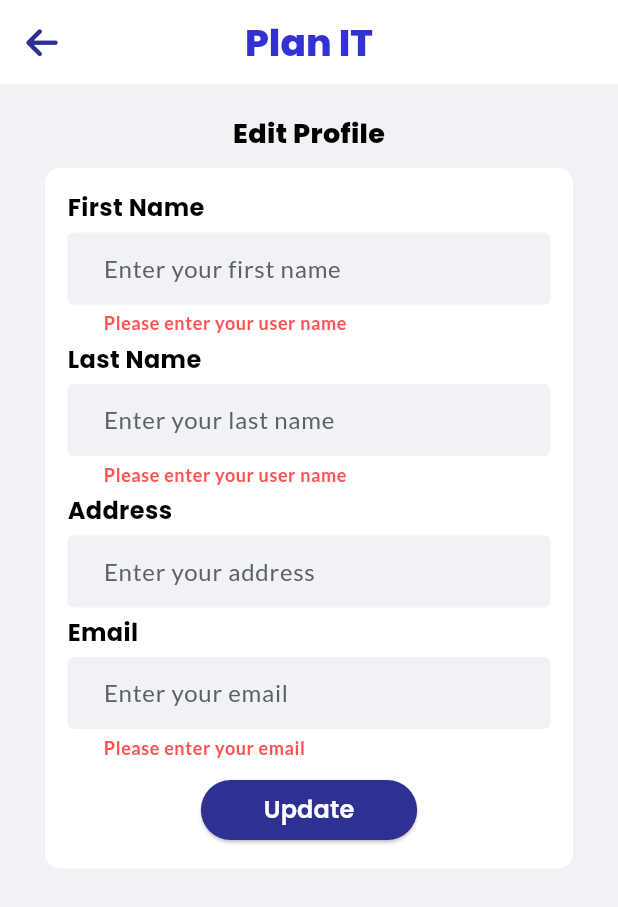
After one commit to Rayhan-Pervej/Task-Management, a Flutter app: the EditProfile screen opened directly, after a tap on "Update", on a phone screen of 412 x 824 dp. The commit adds this screen. Shown: the top 907 px of the screen. Run offline on Flutter 3.47's test engine with Material 3 defaults, Android fonts, the phone set to English and light mode, and no system bars; our stand-ins replace cloud_firestore, firebase_auth, firebase_core, font_awesome_flutter, google_fonts, google_nav_bar; missing offline and left inert: random_avatar; accounts and stored records are empty.

Commit message:
edit profile function complete

```diff
--- a/plan_it/lib/screens/pages/nav_bar.dart
+++ b/plan_it/lib/screens/pages/nav_bar.dart
@@ -25,7 +25,6 @@ class _NavbarState extends State<Navbar> {
 
   @override
   void initState() {
-    // TODO: implement initState
     firebase.collection('users').doc(auth.currentUser!.uid).get().then((value) {
       String firstName = value['firstName'];
       String lastName = value['lastName'];
--- /dev/null
+++ b/plan_it/lib/screens/pages/tabs/edit_profile.dart
@@ -0,0 +1,202 @@
+import 'package:cloud_firestore/cloud_firestore.dart';
+import 'package:firebase_auth/firebase_auth.dart';
+import 'package:flutter/material.dart';
+import 'package:font_awesome_flutter/font_awesome_flutter.dart';
+import '../../../components/input_widgets/input_field.dart';
+import '../../../services/utils/snackbar.dart';
+import '../../../services/utils/validators.dart';
+import '../../../theme/color.dart';
+import '../../../theme/text.dart';
+
+class EditProfile extends StatefulWidget {
+  const EditProfile({super.key});
+
+  @override
+  State<EditProfile> createState() => _EditProfileState();
+}
+
+class _EditProfileState extends State<EditProfile> {
+  final editFirstNameController = TextEditingController();
+  final editLastNameController = TextEditingController();
+  final editEmailController = TextEditingController();
+  final editAddressController = TextEditingController();
+  final editPasswordController = TextEditingController();
+  final editConfirmPasswordController = TextEditingController();
+  final auth = FirebaseAuth.instance;
+  final firebase = FirebaseFirestore.instance;
+  final formKey = GlobalKey<FormState>();
+
+  @override
+  void initState() {
+    super.initState();
+    fetchUserData();
+  }
+
+  void fetchUserData() {
+    firebase
+        .collection('users')
+        .doc(auth.currentUser!.uid)
+        .snapshots()
+        .listen((DocumentSnapshot userData) {
+      if (userData.exists) {
+        editFirstNameController.text = userData['firstName'];
+        editLastNameController.text = userData['lastName'];
+        editAddressController.text = userData['address'] ?? '';
+        editEmailController.text = userData['email'];
+      }
+    });
+  }
+
+  @override
+  Widget build(BuildContext context) {
+    final size = MediaQuery.of(context).size;
+    return Scaffold(
+        backgroundColor: MyColor.scaffoldColor,
+        appBar: AppBar(
+          leading: IconButton(
+            onPressed: () => Navigator.of(context).pop(),
+            icon: const Icon(
+              FontAwesomeIcons.arrowLeft,
+              color: MyColor.buttonBlue,
+            ),
+          ),
+          backgroundColor: MyColor.appbarColor,
+          centerTitle: true,
+          title: Text(
+            'Plan IT',
+            style: TextDesign().pageTitle.copyWith(fontSize: 25),
+          ),
+        ),
+        body: ListView(
+          padding: const EdgeInsets.only(top: 20),
+          children: [
+            Center(
+              child: Text(
+                'Edit Profile',
+                style: TextDesign().containerHeader,
+              ),
+            ),
+            const SizedBox(
+              height: 10,
+            ),
+            Center(
+              child: Container(
+                // width: 300,
+                margin: const EdgeInsets.symmetric(horizontal: 30),
+                decoration: BoxDecoration(
+                  borderRadius: BorderRadius.circular(10),
+                  color: MyColor.containerWhite,
+                ),
+                padding: const EdgeInsets.all(15),
+                child: Column(
+                  crossAxisAlignment: CrossAxisAlignment.start,
+                  children: [
+                    Form(
+                      key: formKey,
+                      child: Column(
+                        children: [
+                          InputField(
+                            controller: editFirstNameController,
+                            fieldLabel: "First Name",
+                            backgroundColor: MyColor.fieldGray,
+                            hintText: 'Enter your first name',
+                            validation: true,
+                            errorMessage: "",
+                            validatorClass: ValidatorClass().validateUserName,
+                          ),
+                          const SizedBox(
+                            height: 5,
+                          ),
+                          InputField(
+                            controller: editLastNameController,
+                            fieldLabel: "Last Name",
+                            backgroundColor: MyColor.fieldGray,
+                            hintText: 'Enter your last name',
+                            validation: true,
+                            errorMessage: "",
+                            validatorClass: ValidatorClass().validateUserName,
+                          ),
+                          const SizedBox(
+                            height: 5,
+                          ),
+                          InputField(
+                            controller: editAddressController,
+                            fieldLabel: "Address",
+                            backgroundColor: MyColor.fieldGray,
+                            hintText: 'Enter your address',
+                            validation: false,
+                            errorMessage: "",
+                          ),
+                          const SizedBox(
+                            height: 5,
+                          ),
+                          InputField(
+                            controller: editEmailController,
+                            fieldLabel: "Email",
+                            backgroundColor: MyColor.fieldGray,
+                            hintText: 'Enter your email',
+                            validation: true,
+                            errorMessage: "",
+                            validatorClass: ValidatorClass().validateEmail,
+                          ),
+                        ],
+                      ),
+                    ),
+                    const SizedBox(
+                      height: 10,
+                    ),
+                    Center(
+                      child: ElevatedButton(
+                        onPressed: () {
+                          if (formKey.currentState!.validate()) {
+                            Map<String, dynamic> userData = {
+                              'firstName': editFirstNameController.text.trim(),
+                              'lastName': editLastNameController.text.trim(),
+                              'email': editEmailController.text.trim(),
+                              'address': editAddressController.text.trim(),
+                              // Add more fields if needed
+                            };
+
+                            firebase
+                                .collection('users')
+                                .doc(auth.currentUser!.uid)
+                                .update(userData)
+                                .then((_) {
+                              // If update successful, show success message and close the page
+                              showSnackBar(
+                                context: context,
+                                message: 'Your profile Updated!',
+                                error: false,
+                                height: 180,
+                              );
+                              Navigator.of(context).pop();
+                            }).catchError((error) {
+                              // If any error occurs during update, show error message
+                              showSnackBar(
+                                context: context,
+                                message: "Something went wrong",
+                                error: true,
+                              );
+                            });
+                          }
+                        },
+                        style: ElevatedButton.styleFrom(
+                          backgroundColor: MyColor.buttonBlue,
+                          foregroundColor: MyColor.white,
+                          fixedSize:
+                              Size(size.width * 0.35, size.height * 0.005),
+                        ),
+                        child: Text(
+                          'Update',
+                          style: TextDesign().buttonText.copyWith(fontSize: 16),
+                        ),
+                      ),
+                    )
+                  ],
+                ),
+              ),
+            )
+          ],
+        ));
+  }
+}
--- a/plan_it/lib/screens/pages/tabs/profile.dart
+++ b/plan_it/lib/screens/pages/tabs/profile.dart
@@ -3,6 +3,7 @@ import 'package:firebase_auth/firebase_auth.dart';
 import 'package:flutter/material.dart';
 import 'package:font_awesome_flutter/font_awesome_flutter.dart';
 import 'package:plan_it/components/box_widgets/text_box.dart';
+import 'package:plan_it/screens/pages/tabs/edit_profile.dart';
 import 'package:plan_it/theme/color.dart';
 import 'package:random_avatar/random_avatar.dart';
 
@@ -131,7 +132,11 @@ class _ProfileState extends State<Profile> {
                     right: 20,
                     top: -7,
                     child: IconButton(
-                      onPressed: () {},
+                      onPressed: () {
+                         Navigator.push(
+              context,
+              MaterialPageRoute(builder: (context) => const EditProfile()));
+                      },
                       icon: const Icon(
                         FontAwesomeIcons.penToSquare,
                         color: MyColor.buttonBlue,
```
